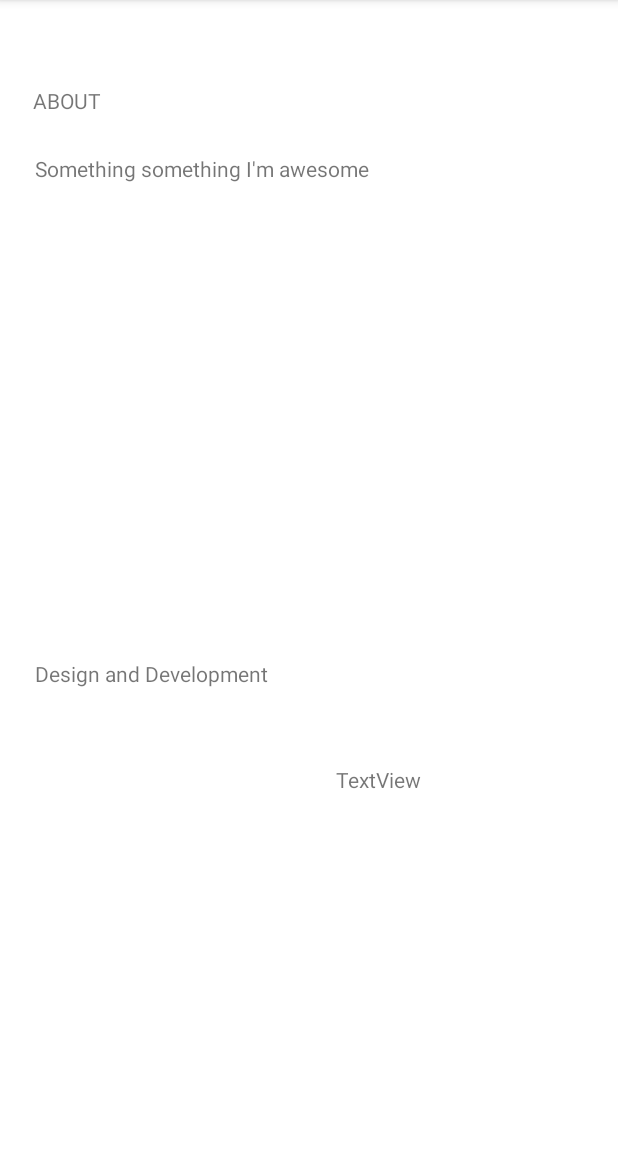
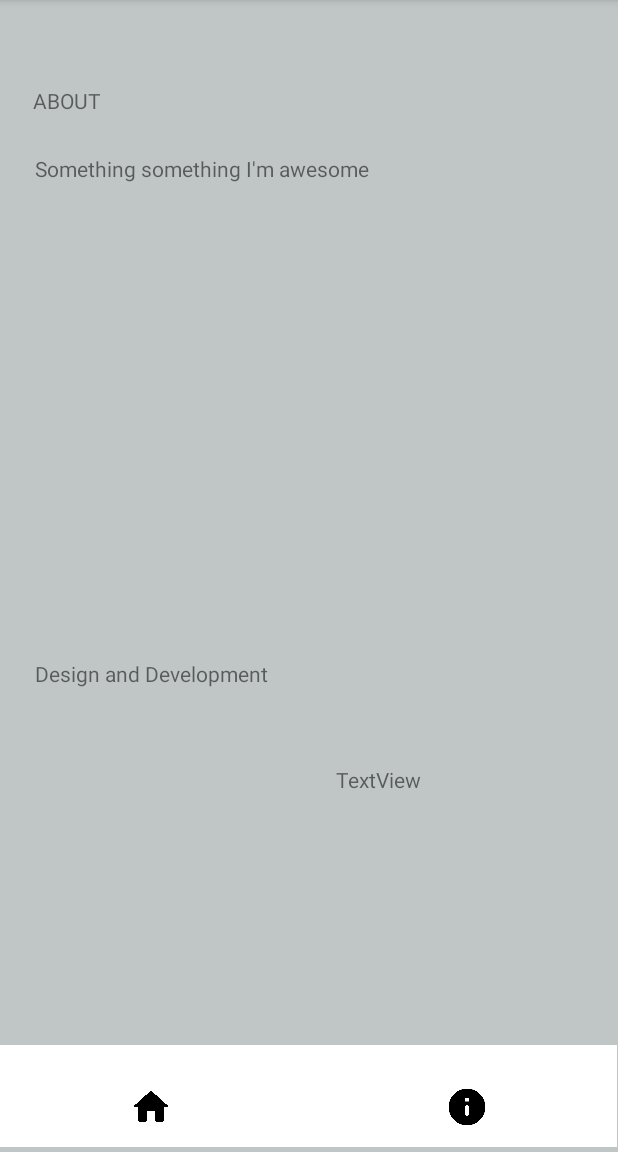
Before and after one commit to seananto/DTT-Real-Estate, an Android app: the AboutPageActivity screen opened directly, with no data from a screen before it, on a phone screen of 412 x 824 dp, the part 84-1236 px from its top. Run offline under Robolectric (Android 15) with nearby library versions, the phone set to English and light mode, and no system bars.

Commit message:
Added a toolbar at the bottom to help navigate to the other activities

```diff
--- a/build.gradle
+++ b/build.gradle
@@ -32,6 +32,8 @@ android {
 
 dependencies {
 
+
+    implementation 'androidx.appcompat:appcompat:1.1.0'
     implementation 'com.android.volley:volley:1.2.1'
     implementation 'com.google.code.gson:gson:2.5'
     implementation 'com.github.bumptech.glide:glide:4.11.0'
--- a/src/main/java/com/example/dtt_real_estate/AboutPageActivity.java
+++ b/src/main/java/com/example/dtt_real_estate/AboutPageActivity.java
@@ -2,9 +2,16 @@ package com.example.dtt_real_estate;
 
 import androidx.appcompat.app.AppCompatActivity;
 
+import android.content.Intent;
 import android.os.Bundle;
+import android.view.View;
+import android.widget.ImageView;
 
 public class AboutPageActivity extends AppCompatActivity {
+    // declare variables
+    ImageView toolbar;
+    ImageView homeButton;
+    ImageView infoButton;
 
     @Override
     protected void onCreate(Bundle savedInstanceState) {
@@ -12,6 +19,37 @@ public class AboutPageActivity extends AppCompatActivity {
         setContentView(R.layout.activity_about_page);
 
         // design the about page
+        // initialize variables
+        toolbar = findViewById(R.id.iv_toolbar);
+        homeButton = findViewById(R.id.iv_home_button);
+        infoButton = findViewById(R.id.iv_info_button);
 
+        // set onClickListener to handle click events with buttons
+        homeButton.setOnClickListener(new View.OnClickListener() {
+            @Override
+            public void onClick(View view) {
+                // when user clicks on home button in toolbar, call the method here below
+                SwitchToOverviewActivity();
+            }
+        });
+
+        infoButton.setOnClickListener(new View.OnClickListener() {
+            @Override
+            public void onClick(View view) {
+                // when user clicks on info button in toolbar, call the method here below
+                SwitchToAboutPageActivity();
+            }
+        });
+    }
+    private void SwitchToOverviewActivity(){
+        Intent switchActivityIntent = new Intent(this, OverviewActivity.class);
+        startActivity(switchActivityIntent);
+        finish();
+    }
+
+    private void SwitchToAboutPageActivity(){
+        Intent switchActivityIntent = new Intent(this, AboutPageActivity.class);
+        startActivity(switchActivityIntent);
+        finish();
     }
 }
--- a/src/main/java/com/example/dtt_real_estate/SplashScreenActivity.java
+++ b/src/main/java/com/example/dtt_real_estate/SplashScreenActivity.java
@@ -19,7 +19,7 @@ public class SplashScreenActivity extends AppCompatActivity {
 
 
         splashScreen = findViewById(R.id.iv_splash_screen);
-        // add an onclicklistener to handle the click event when user clicks on splash screen
+        // add an onClicklistener to handle the click event when user clicks on splash screen
         splashScreen.setOnClickListener(new View.OnClickListener() {
             @Override
             public void onClick(View view) {
--- a/src/main/res/layout/activity_about_page.xml
+++ b/src/main/res/layout/activity_about_page.xml
@@ -4,13 +4,14 @@
     xmlns:tools="http://schemas.android.com/tools"
     android:layout_width="match_parent"
     android:layout_height="match_parent"
+    android:background="@color/primary"
     tools:context=".AboutPageActivity">
 
     <TextView
         android:id="@+id/textViewTitle"
         android:layout_width="365dp"
         android:layout_height="294dp"
-        android:text="Something something I'm awesome"
+        android:text="@string/about_page_text"
         app:layout_constraintBottom_toBottomOf="parent"
         app:layout_constraintEnd_toEndOf="parent"
         app:layout_constraintStart_toStartOf="parent"
@@ -64,4 +65,41 @@
         app:layout_constraintStart_toStartOf="parent"
         app:layout_constraintTop_toTopOf="parent"
         app:layout_constraintVertical_bias="0.681" />
+
+    <ImageView
+        android:id="@+id/iv_toolbar"
+        android:layout_width="411dp"
+        android:layout_height="68dp"
+        android:src="@android:drawable/screen_background_light"
+        app:layout_constraintBottom_toBottomOf="parent"
+        app:layout_constraintEnd_toEndOf="parent"
+        app:layout_constraintHorizontal_bias="0.0"
+        app:layout_constraintStart_toStartOf="parent"
+        app:layout_constraintTop_toTopOf="parent"
+        app:layout_constraintVertical_bias="0.995" />
+
+    <ImageView
+        android:id="@+id/iv_info_button"
+        android:layout_width="40dp"
+        android:layout_height="29dp"
+        app:layout_constraintBottom_toBottomOf="parent"
+        app:layout_constraintEnd_toEndOf="parent"
+        app:layout_constraintHorizontal_bias="0.783"
+        app:layout_constraintStart_toStartOf="parent"
+        app:layout_constraintTop_toTopOf="parent"
+        app:layout_constraintVertical_bias="0.979"
+        app:srcCompat="@drawable/ic_info" />
+
+    <ImageView
+        android:id="@+id/iv_home_button"
+        android:layout_width="40dp"
+        android:layout_height="29dp"
+        app:layout_constraintBottom_toBottomOf="parent"
+        app:layout_constraintEnd_toEndOf="parent"
+        app:layout_constraintHorizontal_bias="0.216"
+        app:layout_constraintStart_toStartOf="parent"
+        app:layout_constraintTop_toTopOf="parent"
+        app:layout_constraintVertical_bias="0.979"
+        app:srcCompat="@drawable/ic_home" />
+
 </androidx.constraintlayout.widget.ConstraintLayout>
--- /dev/null
+++ b/src/main/res/layout/toolbar.xml
@@ -0,0 +1,6 @@
+<?xml version="1.0" encoding="utf-8"?>
+
+<androidx.appcompat.widget.Toolbar
+    xmlns:android="http://schemas.android.com/apk/res/android"
+    android:layout_width="match_parent"
+    android:layout_height="match_parent"/>
--- a/src/main/res/values/colors.xml
+++ b/src/main/res/values/colors.xml
@@ -12,4 +12,5 @@
     <color name="light_blue_A200">#FF40C4FF</color>
     <color name="light_blue_A400">#FF00B0FF</color>
     <color name="black_overlay">#66000000</color>
+    <color name="primary" type="color">#FFC0C6C6</color>
 </resources>
--- a/src/main/res/values/strings.xml
+++ b/src/main/res/values/strings.xml
@@ -3,4 +3,6 @@
     <string name="title_activity_splash_screen">SplashScreenActivity</string>
     <string name="dummy_button">Dummy Button</string>
     <string name="dummy_content">DUMMY\nCONTENT</string>
+    <string name="loading_text">Retrieving data...please wait a moment</string>
+    <string name="about_page_text">Something something I\'m awesome</string>
 </resources>
--- a/src/main/res/values/styles.xml
+++ b/src/main/res/values/styles.xml
@@ -1,6 +1,6 @@
 <resources>
-
-    <style name="Widget.Theme.DTTRealEstate.ActionBar.Fullscreen" parent="Widget.AppCompat.ActionBar">
+    <!-- base application theme -->
+    <style name="Widget.Theme.DTTRealEstate.ActionBar.Fullscreen" parent="Theme.AppCompat.Light.NoActionBar">
         <item name="android:background">@color/black_overlay</item>
     </style>
 
```
Also changed, not shown: src/main/java/com/example/dtt_real_estate/OverviewActivity.java (+30 -3 lines), src/main/res/layout/activity_overview.xml (+48 -1 lines), src/main/res/drawable/ic_home.jpg (added), src/main/res/drawable/ic_info.jpg (added).
